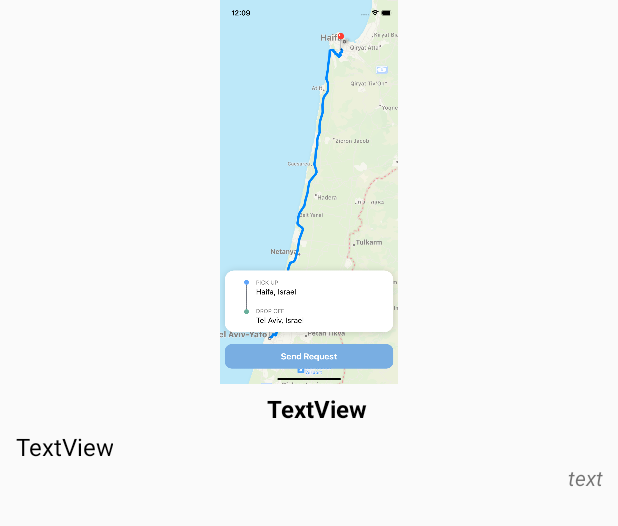
After one commit to ger0/BikTrak, an Android app: the layout fragment_route_dialog.xml on its own in the app's theme, with its tools: preview values and no code run, on a phone screen of 412 x 824 dp. The commit adds this screen. Shown: the top 526 px of the screen. Run offline under Robolectric (Android 15) with nearby library versions, the phone set to English and light mode, and no system bars.

Commit message:
Added onclick dialogs

```diff
--- a/app/src/main/java/com/example/btracker/ui/routes/RoutesViewModel.kt
+++ b/app/src/main/java/com/example/btracker/ui/routes/RoutesViewModel.kt
@@ -13,6 +13,6 @@ class RoutesViewModel : ViewModel() {
     }
     val text: LiveData<String> = _text
 
-    val trackList = MutableLiveData<List<TrackData>>()
-    val imageList = MutableLiveData<List<ImageData>>()
+    //val trackList = MutableLiveData<List<TrackData>>()
+    //val imageList = MutableLiveData<List<ImageData>>()
 }
--- /dev/null
+++ b/app/src/main/res/layout/fragment_route_dialog.xml
@@ -0,0 +1,64 @@
+<?xml version="1.0" encoding="utf-8"?>
+<androidx.constraintlayout.widget.ConstraintLayout xmlns:android="http://schemas.android.com/apk/res/android"
+    xmlns:app="http://schemas.android.com/apk/res-auto"
+    xmlns:tools="http://schemas.android.com/tools"
+    android:layout_width="match_parent"
+    android:layout_height="match_parent">
+
+    <ScrollView
+        android:layout_width="match_parent"
+        android:layout_height="match_parent">
+
+        <LinearLayout
+            android:layout_width="match_parent"
+            android:layout_height="match_parent"
+            android:orientation="vertical">
+
+            <ImageView
+                android:id="@+id/routeImage"
+                android:layout_width="match_parent"
+                android:layout_height="256dp"
+                app:srcCompat="@drawable/route1"
+                tools:ignore="ImageContrastCheck" />
+
+            <TextView
+                android:id="@+id/routeDate"
+                android:layout_width="match_parent"
+                android:layout_height="match_parent"
+                android:layout_marginStart="10dp"
+                android:layout_marginTop="5dp"
+                android:gravity="center"
+                android:text="TextView"
+                android:textColor="@color/black"
+                android:textSize="16sp"
+                android:textStyle="bold" />
+
+            <TextView
+                android:id="@+id/routeDistance"
+                android:layout_width="wrap_content"
+                android:layout_height="match_parent"
+                android:layout_marginLeft="10dp"
+                android:layout_marginTop="3dp"
+                android:gravity="center"
+                android:text="TextView"
+                android:textColor="@color/black"
+                android:textSize="16sp" />
+
+            <TextView
+                android:id="@+id/routeDuration"
+                android:layout_width="match_parent"
+                android:layout_height="match_parent"
+                android:layout_marginStart="10dp"
+                android:layout_marginLeft="3dp"
+                android:layout_marginEnd="10dp"
+                android:layout_weight="1"
+                android:gravity="right"
+                android:text="text"
+                android:textAlignment="textEnd"
+                android:textAllCaps="false"
+                android:textDirection="locale"
+                android:textStyle="italic" />
+        </LinearLayout>
+    </ScrollView>
+
+</androidx.constraintlayout.widget.ConstraintLayout>
--- a/app/src/main/res/layout/fragment_routes.xml
+++ b/app/src/main/res/layout/fragment_routes.xml
@@ -25,6 +25,7 @@
             android:layout_width="wrap_content"
             android:layout_height="wrap_content"
             android:layout_gravity="bottom|end"
+            android:visibility="gone"
             app:backgroundTint="@color/purple_200"
             app:layout_constraintBottom_toBottomOf="@+id/recyclerViewRoutesFragment"
             app:layout_constraintEnd_toEndOf="@+id/recyclerViewRoutesFragment"
@@ -32,5 +33,6 @@
             app:layout_constraintStart_toStartOf="@+id/recyclerViewRoutesFragment"
             app:layout_constraintTop_toTopOf="@+id/recyclerViewRoutesFragment"
             app:layout_constraintVertical_bias="0.98"
-            app:srcCompat="@drawable/add_icon" />
+            app:srcCompat="@drawable/add_icon"
+            tools:ignore="SpeakableTextPresentCheck" />
 </androidx.constraintlayout.widget.ConstraintLayout>
```
Also changed, not shown: app/src/main/java/com/example/btracker/ui/routes/Route.kt (+7 -1 lines), app/src/main/java/com/example/btracker/ui/routes/RouteAdapter.kt (+22 -6 lines), app/src/main/java/com/example/btracker/ui/routes/RouteDialogFragment.kt (added, +21 -0 lines), app/src/main/java/com/example/btracker/ui/routes/RoutesFragment.kt (+22 -12 lines), app/src/main/res/layout-small/route_item.xml (+22 -11 lines), app/src/main/res/layout-w936dp/route_item.xml (+32 -13 lines), app/src/main/res/layout/route_item.xml (+23 -7 lines).
